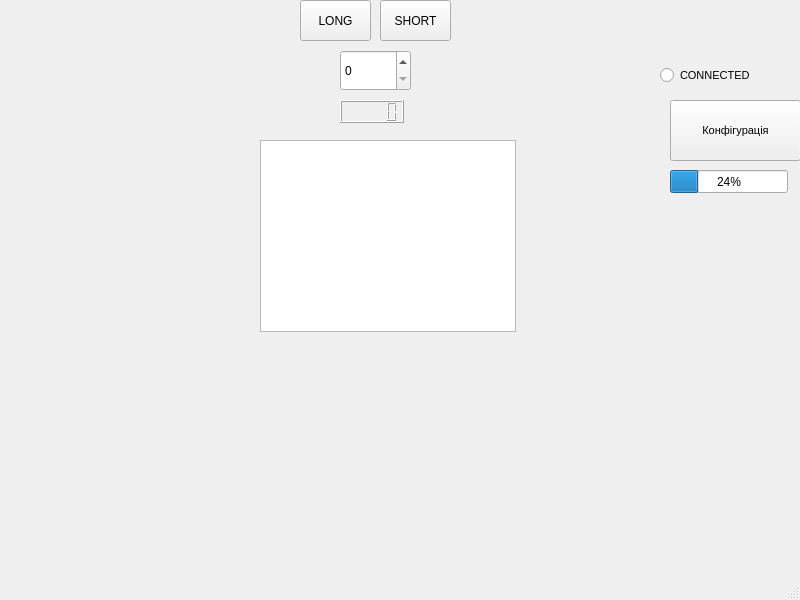
Old version of the form gui/qt.ui in the repository Smilelife1177/Pet-PRO.
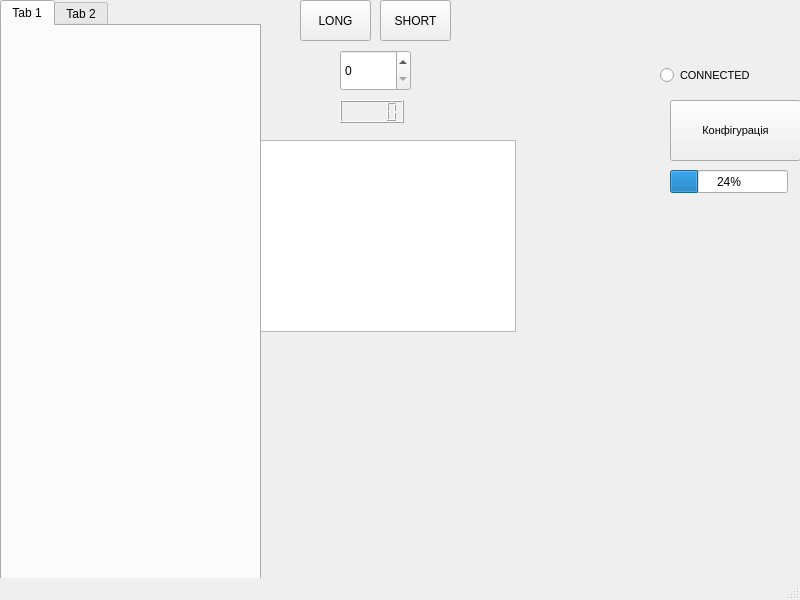
New version of the form.

Diff of the .ui file:
```diff
--- a/gui/qt.ui
+++ b/gui/qt.ui
@@ -119,6 +119,29 @@
      </rect>
     </property>
    </widget>
+   <widget class="QTabWidget" name="tabWidget">
+    <property name="geometry">
+     <rect>
+      <x>0</x>
+      <y>0</y>
+      <width>261</width>
+      <height>581</height>
+     </rect>
+    </property>
+    <property name="currentIndex">
+     <number>0</number>
+    </property>
+    <widget class="QWidget" name="tab">
+     <attribute name="title">
+      <string>Tab 1</string>
+     </attribute>
+    </widget>
+    <widget class="QWidget" name="tab_2">
+     <attribute name="title">
+      <string>Tab 2</string>
+     </attribute>
+    </widget>
+   </widget>
   </widget>
   <widget class="QMenuBar" name="menubar">
    <property name="geometry">
```
Left out of the diff: 5 changed lines with no effect on the pictures.
